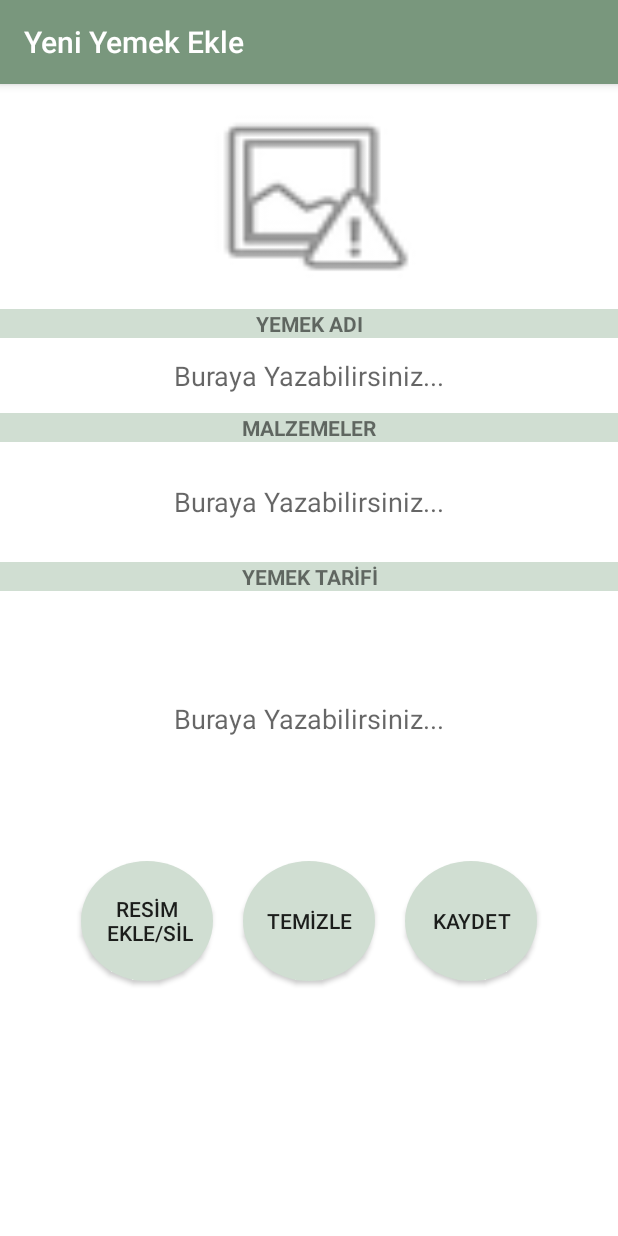
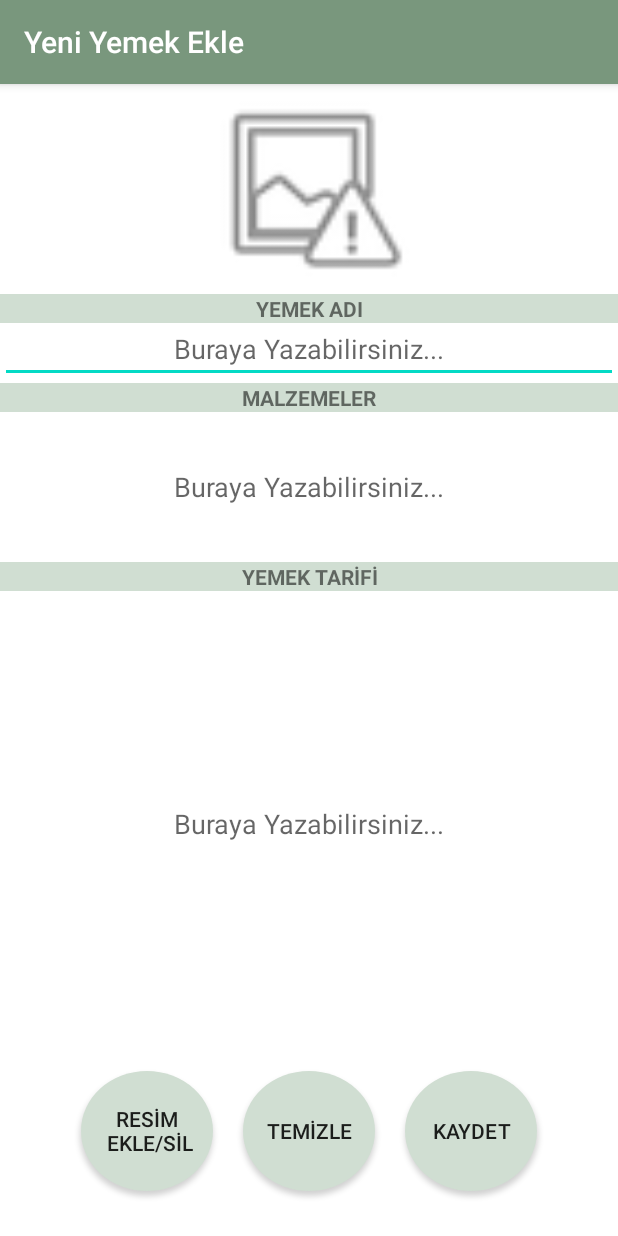
Before and after one commit to turkmenoglubugra/diningNotebook, an Android app: the yeniYemekActivity screen opened directly, with no data from a screen before it, on a phone screen of 412 x 824 dp. Run offline under Robolectric (Android 15) with nearby library versions, the phone set to English and light mode, and no system bars; our stand-ins replace AdMob; libraries missing offline, so code that uses them is left out: cn.pedant.

Commit message:
-Hata Düzeltmeleri

```diff
--- a/app/src/main/java/com/yemekDefteri/yemekInceleActivity.java
+++ b/app/src/main/java/com/yemekDefteri/yemekInceleActivity.java
@@ -26,7 +26,7 @@ public class yemekInceleActivity extends AppCompatActivity {
     private  Intent myIntent;
     private int i = 0;
     private AdView mAdView;
-
+    private AdView adView;
     @Override
     protected void onCreate(Bundle savedInstanceState) {
         super.onCreate(savedInstanceState);
@@ -38,7 +38,7 @@ public class yemekInceleActivity extends AppCompatActivity {
         yemekTarifi = (EditText) findViewById(R.id.yemekTarifiText);
         malzemeler = (EditText) findViewById(R.id.malzemelerText);
         yemekResmi = (ImageView) findViewById(R.id.yemekResmiImageView);
-
+        adView = (AdView) findViewById(R.id.adView);
         yemekResmi.setOnClickListener(new View.OnClickListener() {
 
             @Override
@@ -52,6 +52,7 @@ public class yemekInceleActivity extends AppCompatActivity {
                     layoutParams.height = ViewGroup.LayoutParams.MATCH_PARENT;
                     view.setLayoutParams(layoutParams);
                     i = 1;
+                    adView.setVisibility(View.INVISIBLE);
                 } else {
                     View view = findViewById(R.id.yemekResmiImageView);
                     ViewGroup.LayoutParams layoutParams = view.getLayoutParams();
@@ -59,6 +60,7 @@ public class yemekInceleActivity extends AppCompatActivity {
                     layoutParams.height = 350;
                     view.setLayoutParams(layoutParams);
                     i = 0;
+                    adView.setVisibility(View.VISIBLE);
                 }
             }
         });
--- a/app/src/main/java/com/yemekDefteri/yeniYemekActivity.java
+++ b/app/src/main/java/com/yemekDefteri/yeniYemekActivity.java
@@ -98,6 +98,9 @@ public class yeniYemekActivity  extends AppCompatActivity {
                     layoutParams.width = ViewGroup.LayoutParams.MATCH_PARENT;
                     layoutParams.height = ViewGroup.LayoutParams.MATCH_PARENT;
                     view.setLayoutParams(layoutParams);
+                    btnKaydet.setVisibility(View.INVISIBLE);
+                    btnResim.setVisibility(View.INVISIBLE);
+                    btnTemizle.setVisibility(View.INVISIBLE);
                     i = 1;
                 } else {
                     View view = findViewById(R.id.yemekResmiImageView);
@@ -106,6 +109,9 @@ public class yeniYemekActivity  extends AppCompatActivity {
                     layoutParams.height = 350;
                     view.setLayoutParams(layoutParams);
                     i = 0;
+                    btnKaydet.setVisibility(View.VISIBLE);
+                    btnResim.setVisibility(View.VISIBLE);
+                    btnTemizle.setVisibility(View.VISIBLE);
                 }
             }
         });
--- a/app/src/main/res/layout/yeni_yemek_page.xml
+++ b/app/src/main/res/layout/yeni_yemek_page.xml
@@ -1,23 +1,23 @@
 <?xml version="1.0" encoding="utf-8"?>
-<LinearLayout xmlns:android="http://schemas.android.com/apk/res/android"
+<androidx.constraintlayout.widget.ConstraintLayout xmlns:android="http://schemas.android.com/apk/res/android"
     xmlns:app="http://schemas.android.com/apk/res-auto"
     xmlns:tools="http://schemas.android.com/tools"
     android:layout_width="match_parent"
     android:layout_height="match_parent"
     android:background="#FFFF"
+    android:gravity="top"
     android:orientation="vertical"
-    android:gravity="top"
     tools:context="com.yemekDefteri.yeniYemekActivity">
 
     <ImageView
         android:id="@+id/yemekResmiImageView"
-        android:layout_width="149dp"
-        android:layout_height="130dp"
-        android:layout_gravity="center_vertical|center_horizontal"
-        android:layout_margin="10dp"
+        android:layout_width="140dp"
+        android:layout_height="140dp"
         android:background="@android:drawable/ic_menu_report_image"
-        android:gravity="center"
-        android:scaleType="fitXY" />
+        app:layout_constraintTop_toTopOf="parent"
+        app:layout_constraintEnd_toEndOf="parent"
+        app:layout_constraintStart_toStartOf="parent"
+        app:layout_constraintBottom_toTopOf="@+id/yemekAdiTextView"/>
 
     <TextView
         android:id="@+id/yemekAdiTextView"
@@ -27,102 +27,118 @@
         android:text="YEMEK ADI"
         android:textAlignment="center"
         android:textStyle="bold"
-        tools:layout_editor_absoluteX="16dp"
-        tools:layout_editor_absoluteY="88dp" />
+        app:layout_constraintTop_toBottomOf="@+id/yemekResmiImageView"
+        app:layout_constraintEnd_toEndOf="parent"
+        app:layout_constraintStart_toStartOf="parent"
+        app:layout_constraintBottom_toTopOf="@+id/yemekAdiText"  />
 
     <EditText
         android:id="@+id/yemekAdiText"
         android:layout_width="match_parent"
-        android:layout_height="50dp"
-        android:background="@drawable/textview_border"
+        android:layout_height="40dp"
         android:ellipsize="end"
         android:ems="10"
         android:hint="Buraya Yazabilirsiniz..."
-        android:inputType="textMultiLine"
         android:maxLines="1"
         android:scrollHorizontally="false"
         android:singleLine="true"
         android:text=""
         android:textAlignment="center"
-        tools:ignore="MissingConstraints"
-        tools:layout_editor_absoluteX="17dp"
-        tools:layout_editor_absoluteY="16dp" />
+        app:layout_constraintTop_toBottomOf="@+id/yemekAdiTextView"
+        app:layout_constraintEnd_toEndOf="parent"
+        app:layout_constraintStart_toStartOf="parent"
+        app:layout_constraintBottom_toTopOf="@+id/malzemelerTextView" />
 
     <TextView
         android:id="@+id/malzemelerTextView"
-        android:layout_width="match_parent"
+        android:layout_width="0dp"
         android:layout_height="wrap_content"
         android:background="#D0DED2"
         android:text="MALZEMELER"
         android:textAlignment="center"
         android:textStyle="bold"
-        tools:layout_editor_absoluteX="15dp"
-        tools:layout_editor_absoluteY="231dp" />
+        app:layout_constraintTop_toBottomOf="@+id/yemekAdiText"
+        app:layout_constraintEnd_toEndOf="parent"
+        app:layout_constraintStart_toStartOf="parent"
+        app:layout_constraintBottom_toTopOf="@+id/malzemelerText"/>
 
     <EditText
         android:id="@+id/malzemelerText"
         android:layout_width="match_parent"
-        android:layout_height="80dp"
+        android:layout_height="100dp"
         android:background="@drawable/textview_border"
         android:hint="Buraya Yazabilirsiniz..."
         android:inputType="textMultiLine"
         android:scrollHorizontally="false"
         android:text=""
         android:textAlignment="center"
-        tools:layout_editor_absoluteX="15dp"
-        tools:layout_editor_absoluteY="170dp" />
+        app:layout_constraintTop_toBottomOf="@+id/malzemelerTextView"
+        app:layout_constraintEnd_toEndOf="parent"
+        app:layout_constraintStart_toStartOf="parent"
+        app:layout_constraintBottom_toTopOf="@+id/yemekTarifiTextView" />
 
     <TextView
-        android:id="@+id/match_parent"
+        android:id="@+id/yemekTarifiTextView"
         android:layout_width="match_parent"
         android:layout_height="wrap_content"
         android:background="#D0DED2"
         android:text="YEMEK TARİFİ"
         android:textAlignment="center"
         android:textStyle="bold"
-        tools:layout_editor_absoluteX="15dp"
-        tools:layout_editor_absoluteY="231dp" />
+        app:layout_constraintTop_toBottomOf="@+id/malzemelerText"
+        app:layout_constraintEnd_toEndOf="parent"
+        app:layout_constraintStart_toStartOf="parent"
+        app:layout_constraintBottom_toTopOf="@+id/yemekTarifiText" />
 
     <EditText
         android:id="@+id/yemekTarifiText"
         android:layout_width="match_parent"
-        android:layout_height="170dp"
+        android:layout_height="0dp"
         android:background="@drawable/textview_border"
         android:hint="Buraya Yazabilirsiniz..."
         android:inputType="textMultiLine"
         android:scrollHorizontally="false"
         android:text=""
-        android:textAlignment="center" />
+        android:textAlignment="center"
+        app:layout_constraintTop_toBottomOf="@+id/yemekTarifiTextView"
+        app:layout_constraintEnd_toEndOf="parent"
+        app:layout_constraintStart_toStartOf="parent"
+        app:layout_constraintBottom_toTopOf="@+id/linearLayout" />
 
     <LinearLayout
+        android:id="@+id/linearLayout"
         android:layout_width="match_parent"
         android:layout_height="wrap_content"
         android:layout_gravity="center_horizontal"
+        android:layout_marginBottom="20dp"
         android:gravity="center"
-        android:orientation="horizontal">
+        android:orientation="horizontal"
+        app:layout_constraintTop_toBottomOf="@+id/yemekTarifiText"
+        app:layout_constraintBottom_toBottomOf="parent"
+        app:layout_constraintEnd_toEndOf="parent"
+        app:layout_constraintStart_toStartOf="parent">
 
         <Button
             android:id="@+id/btnResim"
             android:layout_width="wrap_content"
             android:layout_height="80dp"
+            app:layout_constraintStart_toStartOf="parent"
+            app:layout_constraintEnd_toEndOf="parent"
+            android:layout_gravity="center_vertical|center_horizontal"
+            android:layout_margin="10dp"
             android:background="@drawable/round"
             android:backgroundTint="#D0DED2"
-            android:layout_margin="10dp"
-            android:layout_gravity="center_vertical|center_horizontal"
-            android:text="RESİM\n EKLE/SİL"
-            tools:layout_editor_absoluteX="16dp"
-            tools:layout_editor_absoluteY="405dp" />
+            android:text="RESİM\n EKLE/SİL"/>
+
         <Button
             android:id="@+id/btnTemizle"
             android:layout_width="wrap_content"
             android:layout_height="80dp"
+            android:layout_gravity="center_vertical|center_horizontal"
             android:layout_margin="10dp"
             android:background="@drawable/round"
             android:backgroundTint="#D0DED2"
-            android:layout_gravity="center_vertical|center_horizontal"
-            android:text="TEMİZLE"
-            tools:layout_editor_absoluteX="16dp"
-            tools:layout_editor_absoluteY="405dp" />
+            android:text="TEMİZLE"/>
 
         <Button
             android:id="@+id/btnYeniYemekEkle"
@@ -132,9 +148,7 @@
             android:layout_margin="10dp"
             android:background="@drawable/round"
             android:backgroundTint="#D0DED2"
-            android:text="KAYDET"
-            tools:layout_editor_absoluteX="16dp"
-            tools:layout_editor_absoluteY="405dp" />
+            android:text="KAYDET"/>
 
     </LinearLayout>
-</LinearLayout>
+</androidx.constraintlayout.widget.ConstraintLayout>
```
Also changed, not shown: app/src/main/res/layout/yemek_guncelle.xml (+55 -32 lines), app/src/main/res/layout/yemek_incele.xml (+42 -23 lines).
